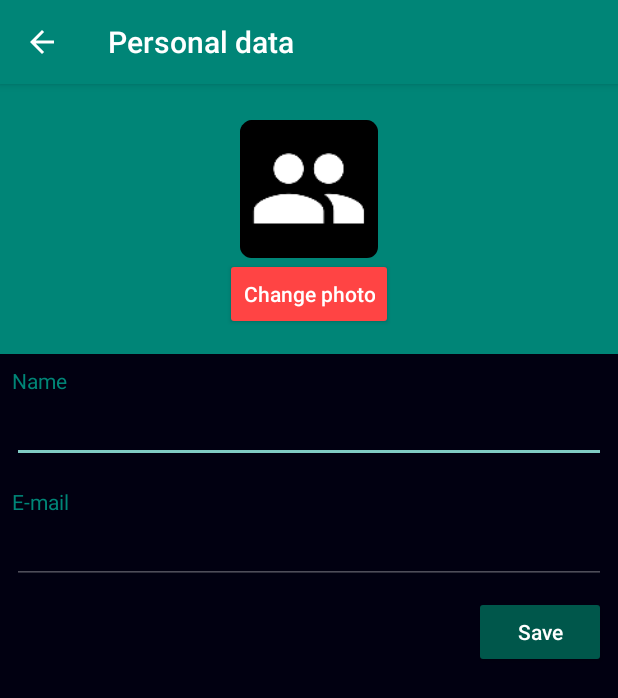
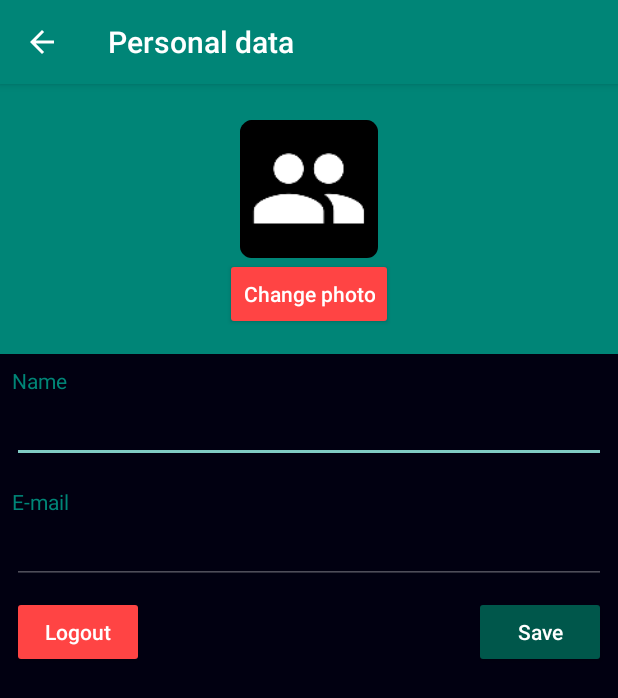
Before and after one commit to MayaraCastro/Sturing, an Android app: the ManageActivity screen opened directly, with no data from a screen before it, on a phone screen of 412 x 824 dp. Shown: the top 698 px of the screen. Run offline under Robolectric (Android 15) with nearby library versions, the phone set to English and light mode, and no system bars; our stand-ins replace Firebase (no records; nobody signed in at launch, a user with empty details on screens opened directly); pictures from the network do not load; Roboto replaces fonts that are not available here.

Commit message:
Login persistente e logout ok!

```diff
--- a/app/src/main/java/com/example/sturing/sturing/ManageActivity.kt
+++ b/app/src/main/java/com/example/sturing/sturing/ManageActivity.kt
@@ -73,7 +73,19 @@ class ManageActivity : AppCompatActivity() {
 
         btnSave.setOnClickListener { saveData() }
 
-        btnImage.setOnClickListener {
+        btnImage.setOnClickListener { checkPermissions() }
+
+        btnLogout.setOnClickListener { signOut() }
+    }
+
+    private fun signOut() {
+        val i = Intent(this, LoginActivity::class.java)
+        startActivity(i)
+        FirebaseAuth.getInstance().signOut()
+        finish()
+    }
+
+    private fun checkPermissions() {
         if (Build.VERSION.SDK_INT >= Build.VERSION_CODES.M) {
             if (checkSelfPermission(android.Manifest.permission.CAMERA) == PackageManager.PERMISSION_DENIED
                     || checkSelfPermission(android.Manifest.permission.WRITE_EXTERNAL_STORAGE) == PackageManager.PERMISSION_DENIED) {
@@ -84,7 +96,6 @@ class ManageActivity : AppCompatActivity() {
             }
         } else {
             takePhoto()
-            }
         }
     }
 
--- a/app/src/main/res/layout/content_manage.xml
+++ b/app/src/main/res/layout/content_manage.xml
@@ -132,6 +132,18 @@
                     app:layout_constraintEnd_toStartOf="@+id/progressBar"
                     app:layout_constraintTop_toTopOf="parent" />
 
+                <Button
+                    android:id="@+id/btnLogout"
+                    android:layout_width="wrap_content"
+                    android:layout_height="wrap_content"
+                    android:layout_marginStart="8dp"
+                    android:backgroundTint="@android:color/holo_red_light"
+                    android:text="@string/logout"
+                    android:textAlignment="center"
+                    android:textAllCaps="false"
+                    app:layout_constraintStart_toStartOf="parent"
+                    app:layout_constraintTop_toTopOf="parent" />
+
                 <ProgressBar
                     android:id="@+id/progressBar"
                     style="?android:attr/progressBarStyle"
--- a/app/src/main/res/values/strings.xml
+++ b/app/src/main/res/values/strings.xml
@@ -42,6 +42,7 @@
 
     <!-- TODO: Remove or change this placeholder text -->
     <string name="hello_blank_fragment">Hello blank fragment</string>
+    <string name="logout" translatable="false">Logout</string>
 
     <!-- TODO: Remove or change this placeholder text -->
 </resources>
```
Also changed, not shown: app/src/main/AndroidManifest.xml (+13 -11 lines), app/src/main/java/com/example/sturing/sturing/LoginActivity.kt (+8 -5 lines), app/src/main/java/com/example/sturing/sturing/MainEmptyActivity.kt (added, +37 -0 lines), app/src/main/res/layout/activity_main_empty.xml (added, +9 -0 lines), 1 other file. Lines whose indentation alone changed are shown as unchanged.
